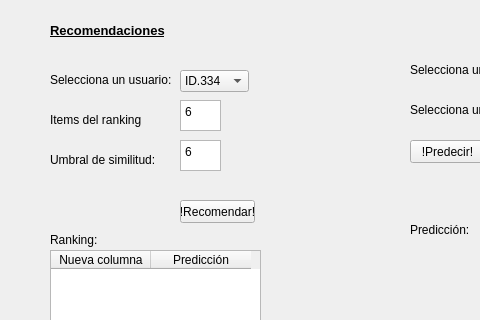
Qt form Interface.ui (Juanal07/SistemaRecomendador) before a commit; both pictures show x 0 to 480 and y 0 to 320 of the 771 by 464 pixel window.
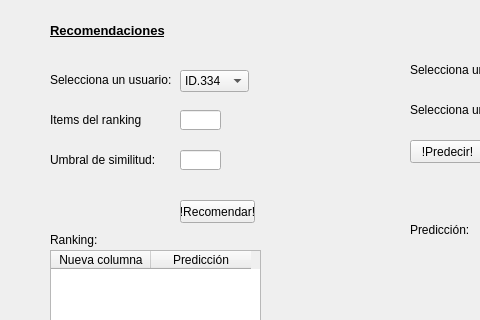
The same form after that commit.

The edit to the form file:
```diff
--- a/Interface.ui
+++ b/Interface.ui
@@ -30,22 +30,6 @@
      <string>&lt;html&gt;&lt;head/&gt;&lt;body&gt;&lt;p&gt;&lt;span style=&quot; font-size:10pt; font-weight:600; text-decoration: underline;&quot;&gt;Recomendaciones&lt;/span&gt;&lt;/p&gt;&lt;/body&gt;&lt;/html&gt;</string>
     </property>
    </widget>
-   <widget class="QPlainTextEdit" name="txtItems">
-    <property name="geometry">
-     <rect>
-      <x>180</x>
-      <y>100</y>
-      <width>41</width>
-      <height>31</height>
-     </rect>
-    </property>
-    <property name="readOnly">
-     <bool>false</bool>
-    </property>
-    <property name="plainText">
-     <string>6</string>
-    </property>
-   </widget>
    <widget class="QLabel" name="label_2">
     <property name="geometry">
      <rect>
@@ -92,22 +76,6 @@
      <string>&lt;html&gt;&lt;head/&gt;&lt;body&gt;&lt;p&gt;&lt;span style=&quot; font-size:9pt;&quot;&gt;Selecciona un usuario:&lt;/span&gt;&lt;/p&gt;&lt;/body&gt;&lt;/html&gt;</string>
     </property>
    </widget>
-   <widget class="QPlainTextEdit" name="txtUmbralSimilitud">
-    <property name="geometry">
-     <rect>
-      <x>180</x>
-      <y>140</y>
-      <width>41</width>
-      <height>31</height>
-     </rect>
-    </property>
-    <property name="readOnly">
-     <bool>false</bool>
-    </property>
-    <property name="plainText">
-     <string>6</string>
-    </property>
-   </widget>
    <widget class="QLabel" name="label_4">
     <property name="geometry">
      <rect>
@@ -276,6 +244,26 @@
      </property>
     </column>
    </widget>
+   <widget class="QLineEdit" name="textRanking">
+    <property name="geometry">
+     <rect>
+      <x>180</x>
+      <y>110</y>
+      <width>41</width>
+      <height>20</height>
+     </rect>
+    </property>
+   </widget>
+   <widget class="QLineEdit" name="textSimilitud">
+    <property name="geometry">
+     <rect>
+      <x>180</x>
+      <y>150</y>
+      <width>41</width>
+      <height>20</height>
+     </rect>
+    </property>
+   </widget>
   </widget>
   <widget class="QStatusBar" name="statusbar"/>
  </widget>
```
